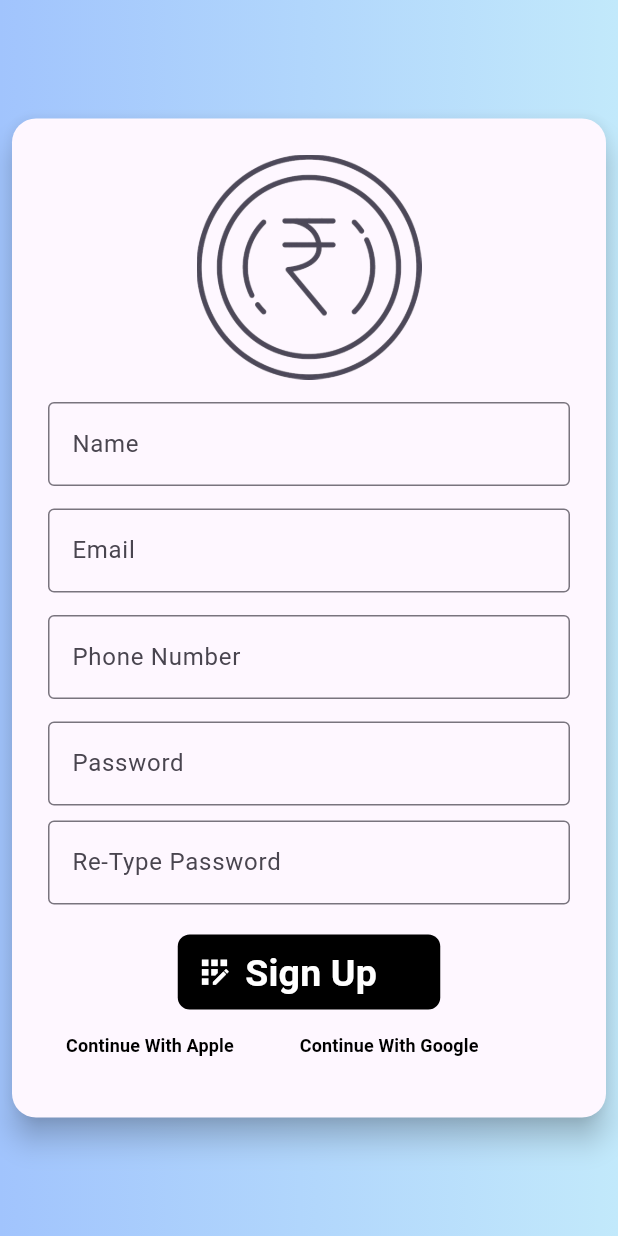
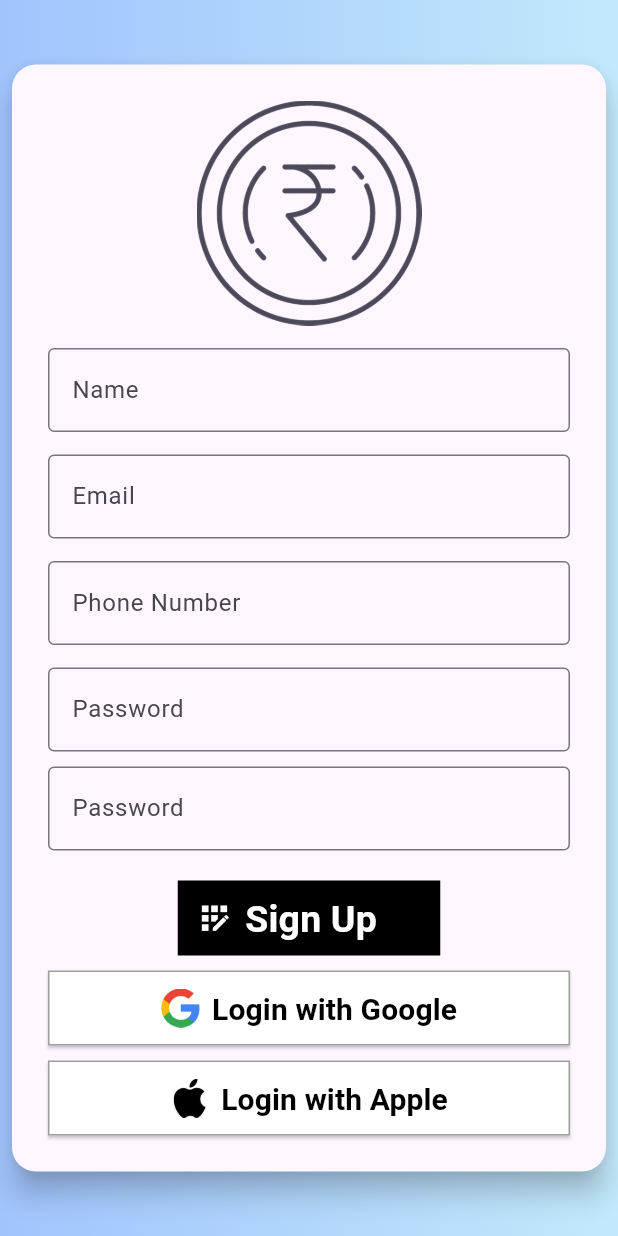
Before and after one commit to rutviknakum/interest, a Flutter app: the U_registration screen opened directly, on a phone screen of 412 x 824 dp. Run offline on Flutter 3.47's test engine with Material 3 defaults, Android fonts, the light colour scheme and no system bars.

Commit message:
Some normal chnages ane create a loginboton widget

```diff
--- a/lib/Forgot_pwd.dart
+++ b/lib/Screens/Admin_Screen/A_Forgot_pwd.dart
@@ -21,7 +21,7 @@ class ForgotPwdScreen extends StatelessWidget {
             padding: const EdgeInsets.all(8),
             child: Material(
               elevation: 8,
-              borderRadius: BorderRadius.circular(16),
+              borderRadius: BorderRadius.zero,
               child: Padding(
                 padding: const EdgeInsets.all(24),
                 child: Column(
--- a/lib/Screens/Useer_Screen/U_registration.dart
+++ b/lib/Screens/Useer_Screen/U_registration.dart
@@ -1,4 +1,5 @@
 import 'package:flutter/material.dart';
+import 'package:interest/widget/LoginButton.dart';
 
 class U_registration extends StatelessWidget {
   const U_registration({super.key});
@@ -70,8 +71,8 @@ class U_registration extends StatelessWidget {
                         TextField(
                           obscureText: true,
                           decoration: InputDecoration(
-                            labelText: "Re-Type Password",
-                            hintText: "",
+                            labelText: "Password",
+                            hintText: "Re-Type Password...!",
                             border: OutlineInputBorder(),
                           ),
                         ),
@@ -85,7 +86,7 @@ class U_registration extends StatelessWidget {
                               foregroundColor: Colors.white,
                               backgroundColor: Colors.black,
                               shape: RoundedRectangleBorder(
-                                borderRadius: BorderRadius.circular(8),
+                                borderRadius: BorderRadius.zero,
                               ),
                             ),
                             child: Row(
@@ -106,8 +107,15 @@ class U_registration extends StatelessWidget {
                           ),
                         ),
                         SizedBox(
-                          width: 8,
+                          height: 10,
                         ),
+                        googleLoginButton(),
+                        SizedBox(
+                          height: 10,
+                        ),
+                        appleLoginButton()
+
+                        /*
                         Row(
                           children: [
                             TextButton(
@@ -115,7 +123,7 @@ class U_registration extends StatelessWidget {
                                 style: TextButton.styleFrom(
                                   foregroundColor: Colors.black,
                                   shape: RoundedRectangleBorder(
-                                    borderRadius: BorderRadius.circular(8),
+                                    borderRadius: BorderRadius.zero,
                                   ),
                                 ),
                                 child: Text(
@@ -133,7 +141,7 @@ class U_registration extends StatelessWidget {
                                 style: TextButton.styleFrom(
                                   foregroundColor: Colors.black,
                                   shape: RoundedRectangleBorder(
-                                    borderRadius: BorderRadius.circular(8),
+                                    borderRadius: BorderRadius.zero,
                                   ),
                                 ),
                                 child: Text(
@@ -145,6 +153,7 @@ class U_registration extends StatelessWidget {
                                 )),
                           ],
                         )
+                        */
                       ],
                     ),
                   ),
--- a/lib/widget/CustomSquareButton.dart
+++ b/lib/widget/CustomSquareButton.dart
@@ -6,15 +6,15 @@ class CustomSquareButton extends StatelessWidget {
   final VoidCallback onPressed;
 
   const CustomSquareButton({
-    Key? key,
+    super.key,
     required this.icon,
     required this.text,
     required this.onPressed,
-  }) : super(key: key);
+  });
 
   @override
   Widget build(BuildContext context) {
-    return Container(
+    return SizedBox(
       height: double.infinity,
       width: double.infinity,
       child: InkWell(
--- /dev/null
+++ b/lib/widget/LoginButton.dart
@@ -0,0 +1,57 @@
+import 'package:flutter/material.dart';
+
+Widget googleLoginButton() {
+  return SizedBox(
+    width: double.infinity,
+    height: 50,
+    child: ElevatedButton.icon(
+      onPressed: () {},
+      icon: Image.asset(
+        'assets/images/google.png',
+        fit: BoxFit.contain, // Add Google logo here
+        height: 50,
+        // width: 30,
+      ),
+      label: Text('Login with Google',
+          style: TextStyle(fontSize: 20, fontWeight: FontWeight.bold)),
+      style: ElevatedButton.styleFrom(
+        backgroundColor: Colors.white,
+        foregroundColor: Colors.black,
+        shape: RoundedRectangleBorder(
+          borderRadius: BorderRadius.zero,
+          side: BorderSide(color: Colors.grey),
+        ),
+        padding: EdgeInsets.symmetric(vertical: 12, horizontal: 20),
+      ),
+    ),
+  );
+}
+
+Widget appleLoginButton() {
+  return SizedBox(
+    width: double.infinity,
+    height: 50,
+    child: ElevatedButton.icon(
+      onPressed: () {},
+      icon: Image.asset(
+        'assets/images/apple.png',
+        fit: BoxFit.contain, // Add Google logo here
+        height: 50,
+        // width: 30,
+      ),
+      label: Text(
+        'Login with Apple',
+        style: TextStyle(fontSize: 20, fontWeight: FontWeight.bold),
+      ),
+      style: ElevatedButton.styleFrom(
+        backgroundColor: Colors.white,
+        foregroundColor: Colors.black,
+        shape: RoundedRectangleBorder(
+          borderRadius: BorderRadius.zero,
+          side: BorderSide(color: Colors.grey),
+        ),
+        padding: EdgeInsets.symmetric(vertical: 12, horizontal: 20),
+      ),
+    ),
+  );
+}
```
Also changed, not shown: lib/DashboardScreen.dart (+5 -5 lines), lib/Screens/Admin_Screen/A_Loginscreen.dart (+36 -33 lines), lib/Screens/Useer_Screen/U_Loginscreen.dart (+21 -15 lines), lib/splashscreen.dart (+3 -5 lines), assets/images/apple.png (added), assets/images/google.png (added), lib/main.dart (line endings or trailing spaces).
